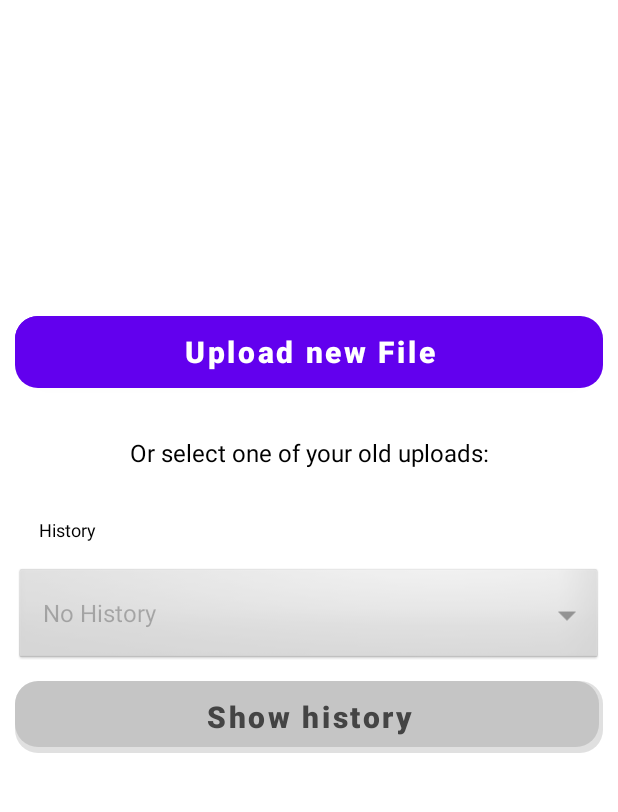
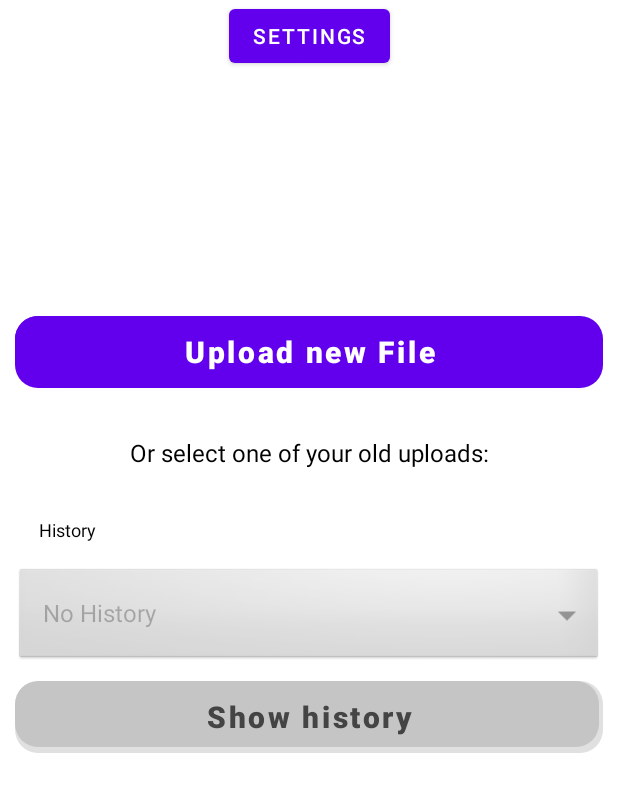
Before and after one commit to NoahFriehs/CDCsvParser, an Android app: the screen it shows after launch (MainActivity), on a phone screen of 412 x 824 dp, the part 308-1120 px from its top. Run offline under Robolectric (Android 15) with nearby library versions, the phone set to English and light mode, and no system bars.

Commit message:
[TASK] CardApp functionally and Settings added

```diff
--- a/app/src/main/java/at/msd/friehs_bicha/cdcsvparser/MainActivity.java
+++ b/app/src/main/java/at/msd/friehs_bicha/cdcsvparser/MainActivity.java
@@ -29,7 +29,7 @@ import java.util.ArrayList;
 import java.util.Date;
 
 import at.msd.friehs_bicha.cdcsvparser.general.AppModel;
-import at.msd.friehs_bicha.cdcsvparser.App.AppType;
+import at.msd.friehs_bicha.cdcsvparser.util.PreferenceHelper;
 
 
 public class MainActivity extends AppCompatActivity {
@@ -60,7 +60,7 @@ public class MainActivity extends AppCompatActivity {
                 onBtnUploadClick(view);
             }
         });
-
+        settingsButton();
         updateFiles();
 
         //disable spinner and history or fill spinner
@@ -189,7 +189,7 @@ public class MainActivity extends AppCompatActivity {
         ArrayList<String> list = getFileContent(selectedFile);
 
         try {
-            appModel = new AppModel(list, AppType.CdCsvParser);
+            appModel = new AppModel(list, PreferenceHelper.getSelectedType(this), PreferenceHelper.getUseStrictType(this));
             callParseView();
         }catch (Exception e) {
             CharSequence text = e.getMessage();
@@ -234,7 +234,7 @@ public class MainActivity extends AppCompatActivity {
             }
 
             try {
-                appModel = new AppModel(list, AppType.CdCsvParser);
+                appModel = new AppModel(list, PreferenceHelper.getSelectedType(this), PreferenceHelper.getUseStrictType(this));
                 callParseView();
             }catch (IllegalArgumentException e) {
                 context = getApplicationContext();
@@ -339,4 +339,13 @@ public class MainActivity extends AppCompatActivity {
         return fileContents;
     }
 
+
+    public void settingsButton()
+    {
+        Button settingsButton = findViewById(R.id.settings_button);
+        settingsButton.setOnClickListener(view -> {
+            Intent intent = new Intent(MainActivity.this, SettingsActivity.class);
+            startActivity(intent);
+        });
+    }
 }
--- a/app/src/main/res/layout/activity_main.xml
+++ b/app/src/main/res/layout/activity_main.xml
@@ -93,4 +93,14 @@
         android:textAllCaps="false"
         />
 
+    <Button
+        android:id="@+id/settings_button"
+        android:layout_width="wrap_content"
+        android:layout_height="wrap_content"
+        app:layout_constraintStart_toStartOf="parent"
+        app:layout_constraintEnd_toEndOf="parent"
+        app:layout_constraintTop_toBottomOf="@id/tv_welcome_text"
+        app:layout_constraintRight_toRightOf="parent"
+        android:text="@string/settings" />
+
 </androidx.constraintlayout.widget.ConstraintLayout>
--- a/app/src/main/res/values-night/strings.xml
+++ b/app/src/main/res/values-night/strings.xml
@@ -1,4 +1,5 @@
 <?xml version="1.0" encoding="utf-8"?>
 <resources>
     <string name="no_internet_connection">no internet connection</string>
+    <string name="settings">Settings</string>
 </resources>
--- a/app/src/main/res/values/strings.xml
+++ b/app/src/main/res/values/strings.xml
@@ -17,4 +17,5 @@
     <string name="show_history">Show history</string>
     <string name="coinGeckoAttribution">All prices provided by \n<a href="https://www.coingecko.com/en/api">CoinGecko API</a></string>
     <string name="no_internet_connection">no internet connection</string>
+    <string name="settings">Settings</string>
 </resources>
```
Also changed, not shown: app/src/main/AndroidManifest.xml (+7 -0 lines), app/src/main/java/at/msd/friehs_bicha/cdcsvparser/App/CroCardTxApp.java (+6 -1 lines), app/src/main/java/at/msd/friehs_bicha/cdcsvparser/AssetsFilterActivity.java (+5 -2 lines), app/src/main/java/at/msd/friehs_bicha/cdcsvparser/SettingsActivity.java (added, +69 -0 lines), app/src/main/java/at/msd/friehs_bicha/cdcsvparser/general/AppModel.java (+5 -4 lines), app/src/main/java/at/msd/friehs_bicha/cdcsvparser/util/PreferenceHelper.java (added, +37 -0 lines), app/src/main/java/at/msd/friehs_bicha/cdcsvparser/wallet/CroCardWallet.java (+4 -3 lines), app/src/main/res/layout/activity_settings.xml (added, +20 -0 lines), app/src/main/res/values-night/arrays.xml (added, +7 -0 lines), app/src/main/res/values/arrays.xml (added, +7 -0 lines).
